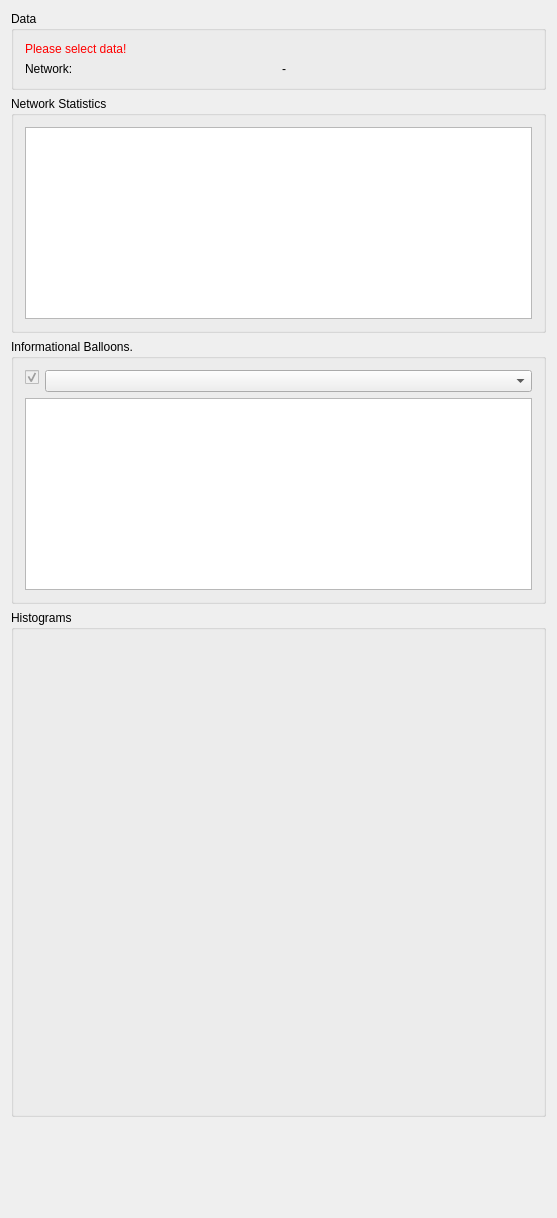
MITK/MITK, file Plugins/org.mitk.gui.qt.diffusionimaging.connectomics/src/internal/QmitkConnectomicsStatisticsViewControls.ui: the form before one commit.
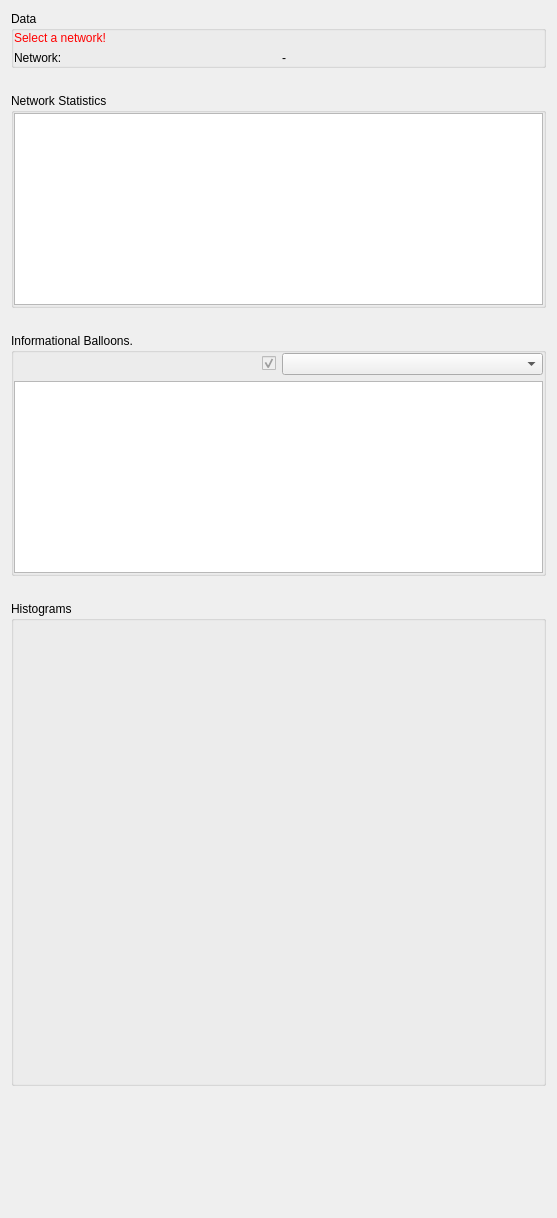
The form after the commit. Custom widgets are drawn as their Qt base class.

Commit message: Refactor view layout

The edit to the form file:
```diff
--- a/Plugins/org.mitk.gui.qt.diffusionimaging.connectomics/src/internal/QmitkConnectomicsStatisticsViewControls.ui
+++ b/Plugins/org.mitk.gui.qt.diffusionimaging.connectomics/src/internal/QmitkConnectomicsStatisticsViewControls.ui
@@ -19,24 +19,39 @@
   <property name="windowTitle">
    <string>QmitkTemplate</string>
   </property>
-  <layout class="QVBoxLayout" name="verticalLayout">
-   <item>
+  <layout class="QGridLayout" name="gridLayout">
+   <property name="verticalSpacing">
+    <number>25</number>
+   </property>
+   <item row="0" column="0">
     <widget class="QGroupBox" name="inputDataGroupBox">
      <property name="title">
       <string>Data</string>
      </property>
-     <layout class="QVBoxLayout" name="verticalLayout_4">
-      <item>
+     <layout class="QGridLayout" name="gridLayout_2">
+      <property name="leftMargin">
+       <number>0</number>
+      </property>
+      <property name="topMargin">
+       <number>0</number>
+      </property>
+      <property name="rightMargin">
+       <number>0</number>
+      </property>
+      <property name="bottomMargin">
+       <number>0</number>
+      </property>
+      <item row="0" column="0">
        <widget class="QLabel" name="lblWarning">
         <property name="styleSheet">
          <string notr="true">QLabel { color: rgb(255, 0, 0) }</string>
         </property>
         <property name="text">
-         <string>Please select data!</string>
+         <string>Select a network!</string>
         </property>
        </widget>
       </item>
-      <item>
+      <item row="1" column="0">
        <layout class="QHBoxLayout" name="horizontalLayout_3">
         <item>
          <widget class="QLabel" name="inputImageOneLabel">
@@ -57,16 +72,25 @@
      </layout>
     </widget>
    </item>
-   <item>
+   <item row="1" column="0">
     <widget class="QGroupBox" name="networkStatisticsGroupBox">
      <property name="title">
       <string>Network Statistics</string>
      </property>
-     <layout class="QFormLayout" name="formLayout">
-      <property name="fieldGrowthPolicy">
-       <enum>QFormLayout::AllNonFixedFieldsGrow</enum>
+     <layout class="QGridLayout" name="gridLayout_3">
+      <property name="leftMargin">
+       <number>0</number>
       </property>
-      <item row="0" column="0" colspan="2">
+      <property name="topMargin">
+       <number>0</number>
+      </property>
+      <property name="rightMargin">
+       <number>0</number>
+      </property>
+      <property name="bottomMargin">
+       <number>0</number>
+      </property>
+      <item row="0" column="0">
        <widget class="QPlainTextEdit" name="networkStatisticsPlainTextEdit">
         <property name="enabled">
          <bool>true</bool>
@@ -85,16 +109,63 @@
      </layout>
     </widget>
    </item>
-   <item>
+   <item row="2" column="0">
     <widget class="QGroupBox" name="networkBalloonsGroupBox">
      <property name="title">
       <string>Informational Balloons.</string>
      </property>
-     <layout class="QFormLayout" name="formLayout_2">
-      <property name="fieldGrowthPolicy">
-       <enum>QFormLayout::AllNonFixedFieldsGrow</enum>
+     <layout class="QGridLayout" name="gridLayout_4">
+      <property name="leftMargin">
+       <number>0</number>
       </property>
-      <item row="3" column="0" colspan="2">
+      <property name="topMargin">
+       <number>0</number>
+      </property>
+      <property name="rightMargin">
+       <number>0</number>
+      </property>
+      <property name="bottomMargin">
+       <number>0</number>
+      </property>
+      <item row="0" column="0">
+       <widget class="QCheckBox" name="networkBalloonsTextOverlayCheckBox">
+        <property name="enabled">
+         <bool>false</bool>
+        </property>
+        <property name="cursor">
+         <cursorShape>PointingHandCursor</cursorShape>
+        </property>
+        <property name="layoutDirection">
+         <enum>Qt::RightToLeft</enum>
+        </property>
+        <property name="text">
+         <string/>
+        </property>
+        <property name="checked">
+         <bool>true</bool>
+        </property>
+        <property name="tristate">
+         <bool>false</bool>
+        </property>
+       </widget>
+      </item>
+      <item row="0" column="1">
+       <widget class="QComboBox" name="networkBalloonsNodeLabelsComboBox">
+        <property name="editable">
+         <bool>false</bool>
+        </property>
+        <property name="currentIndex">
+         <number>-1</number>
+        </property>
+        <property name="maxVisibleItems">
+         <number>12</number>
+        </property>
+        <property name="insertPolicy">
+         <enum>QComboBox::InsertAlphabetically</enum>
+        </property>
+       </widget>
+      </item>
+      <item row="1" column="0" colspan="2">
        <widget class="QPlainTextEdit" name="networkBalloonsPlainTextEdit">
         <property name="sizePolicy">
          <sizepolicy hsizetype="Expanding" vsizetype="MinimumExpanding">
@@ -119,54 +190,28 @@
         </property>
        </widget>
       </item>
-      <item row="2" column="1">
-       <widget class="QComboBox" name="networkBalloonsNodeLabelsComboBox">
-        <property name="editable">
-         <bool>false</bool>
-        </property>
-        <property name="currentIndex">
-         <number>-1</number>
-        </property>
-        <property name="maxVisibleItems">
-         <number>12</number>
-        </property>
-        <property name="insertPolicy">
-         <enum>QComboBox::InsertAlphabetically</enum>
-        </property>
-       </widget>
-      </item>
-      <item row="2" column="0">
-       <widget class="QCheckBox" name="networkBalloonsTextOverlayCheckBox">
-        <property name="enabled">
-         <bool>false</bool>
-        </property>
-        <property name="cursor">
-         <cursorShape>PointingHandCursor</cursorShape>
-        </property>
-        <property name="layoutDirection">
-         <enum>Qt::RightToLeft</enum>
-        </property>
-        <property name="text">
-         <string/>
-        </property>
-        <property name="checked">
-         <bool>true</bool>
-        </property>
-        <property name="tristate">
-         <bool>false</bool>
-        </property>
-       </widget>
-      </item>
      </layout>
     </widget>
    </item>
-   <item>
+   <item row="3" column="0">
     <widget class="QGroupBox" name="histogramGroupBox">
      <property name="title">
       <string>Histograms</string>
      </property>
-     <layout class="QVBoxLayout" name="verticalLayout_2">
-      <item>
+     <layout class="QGridLayout" name="gridLayout_5">
+      <property name="leftMargin">
+       <number>0</number>
+      </property>
+      <property name="topMargin">
+       <number>0</number>
+      </property>
+      <property name="rightMargin">
+       <number>0</number>
+      </property>
+      <property name="bottomMargin">
+       <number>0</number>
+      </property>
+      <item row="0" column="0">
        <widget class="QmitkNetworkHistogramCanvas" name="degreeNetworkHistogramCanvas" native="true">
         <property name="sizePolicy">
          <sizepolicy hsizetype="Preferred" vsizetype="Preferred">
@@ -182,7 +227,7 @@
         </property>
        </widget>
       </item>
-      <item>
+      <item row="1" column="0">
        <widget class="QmitkNetworkHistogramCanvas" name="betweennessNetworkHistogramCanvas" native="true">
         <property name="minimumSize">
          <size>
@@ -192,7 +237,7 @@
         </property>
        </widget>
       </item>
-      <item>
+      <item row="2" column="0">
        <widget class="QmitkNetworkHistogramCanvas" name="shortestPathNetworkHistogramCanvas" native="true">
         <property name="minimumSize">
          <size>
@@ -205,7 +250,7 @@
      </layout>
     </widget>
    </item>
-   <item>
+   <item row="4" column="0">
     <spacer name="verticalSpacer_2">
      <property name="orientation">
       <enum>Qt::Vertical</enum>
```
The commit also changes 94 other files.
